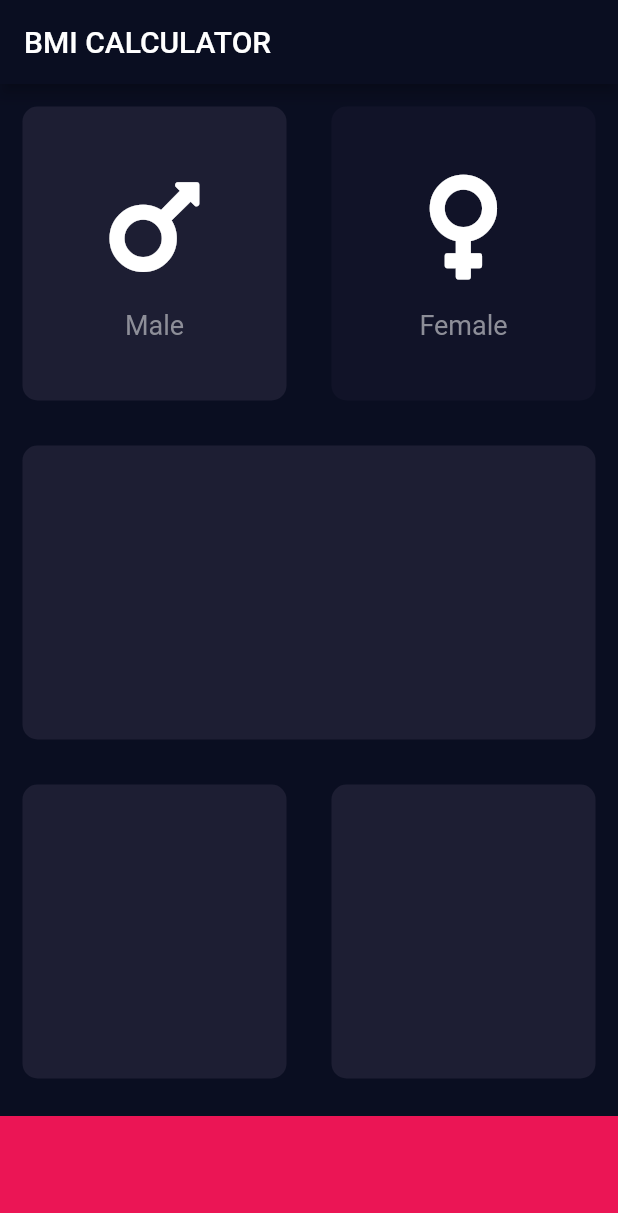
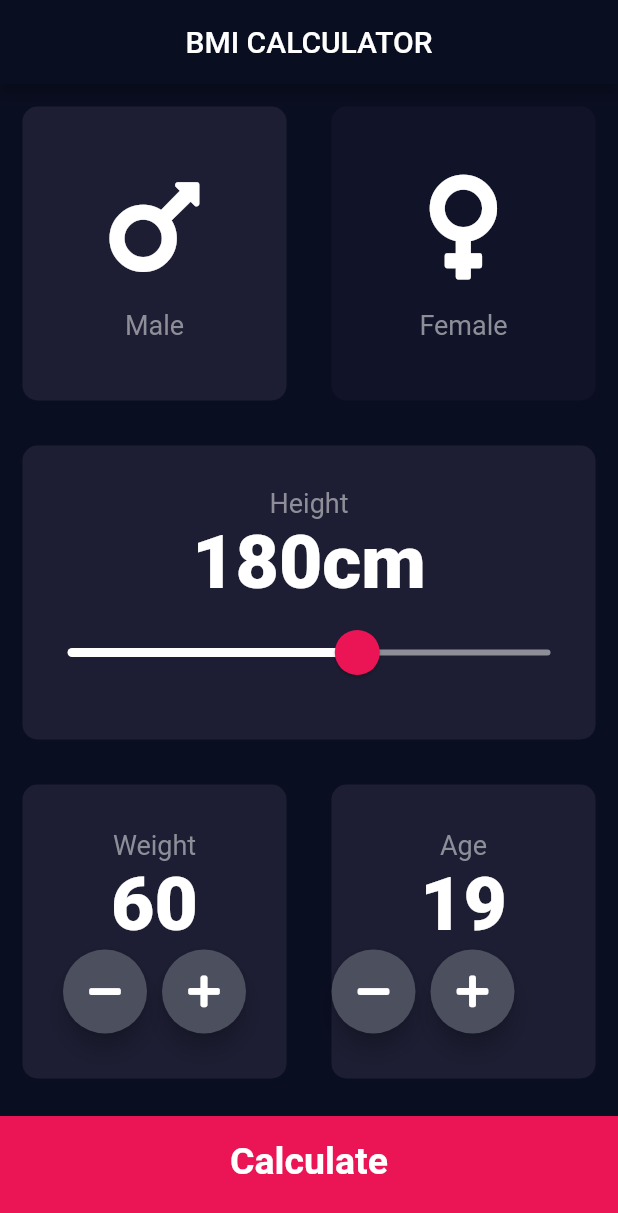
Before and after one commit to SujayDas1999/NEW-BMI, a Flutter app: the screen it shows after launch, after a tap on "Male", on a phone screen of 412 x 824 dp. Shown: the top 1213 px of the screen. Run offline on Flutter 3.47's test engine with Material 2 defaults, Android fonts, the phone set to English and light mode, and no system bars; our stand-ins replace font_awesome_flutter.

Commit message:
second commit

```diff
--- /dev/null
+++ b/lib/caculation.dart
@@ -0,0 +1,34 @@
+import 'dart:math';
+class CalculatorBrain{
+
+  CalculatorBrain({this.height,this.weight});
+
+  final int height;
+  final int weight;
+  double _bmi;
+  String calculateBMI() {
+    _bmi = weight / pow((height/100), 2);
+    return _bmi.toStringAsFixed(1);
+  }
+
+  String getResults(){
+    if(_bmi >=25) {
+      return "Overweight";
+    }else if(_bmi > 18.5){
+      return "Normal";
+    }else{
+      return "Underweight";
+    }
+  }
+
+  String getInterpretation(){
+    if(_bmi >=25) {
+      return "You have a higher normal body weight. Try to exercise more.";
+    }else if(_bmi > 18.5){
+      return "You have a normal body weight. Good job!";
+    }else{
+      return "You have a lower than normal body weight. You can eat a bit more.";
+    }
+  }
+
+}
--- /dev/null
+++ b/lib/contants.dart
@@ -0,0 +1,18 @@
+import 'package:flutter/material.dart';
+
+const labelTextStyle = TextStyle(fontSize: 18.0, color: Color(0xFF8D8E98));
+const bottomContainerHeight = 80.0;
+const activeCardColour = Color(0xFF1D1E33);
+const inactiveCardColour = Color(0xFF111328);
+const bottomContainerColour = Color(0xFFEB1555);
+const numberTextStyle = TextStyle(fontSize: 50.0, fontWeight: FontWeight.w900);
+const min = 120.0;
+const max = 220.0;
+const largeButtonTextStyle = TextStyle(fontSize: 25.0,fontWeight: FontWeight.bold);
+const titleTextStyle = TextStyle(
+  fontSize: 50.0,
+  fontWeight: FontWeight.bold,
+);
+const resultTextStyle = TextStyle(color:Color(0xFF24D876),fontSize: 22.0,fontWeight: FontWeight.bold);
+const bmiTextStyle = TextStyle(fontSize: 100.0, fontWeight: FontWeight.bold);
+const bodyTextStyle = TextStyle(fontSize: 22.0);
--- a/lib/icon_content.dart
+++ b/lib/icon_content.dart
@@ -1,8 +1,7 @@
 import 'package:flutter/material.dart';
 import 'package:font_awesome_flutter/font_awesome_flutter.dart';
+import 'contants.dart';
 
-
-const labelTextStyle = TextStyle(fontSize: 18.0, color: Color(0xFF8D8E98));
 
 class IconContent extends StatelessWidget {
   IconContent({@required this.icon, @required this.label});
--- a/lib/inputPage.dart
+++ b/lib/inputPage.dart
@@ -1,12 +1,14 @@
 import 'package:flutter/material.dart';
 import 'package:font_awesome_flutter/font_awesome_flutter.dart';
 import 'icon_content.dart';
+import 'results.dart';
 import 'reusable_card.dart';
-
-const bottomContainerHeight = 80.0;
-const activeCardColour = Color(0xFF1D1E33);
-const inactiveCardColour = Color(0xFF111328);
-const bottomContainerColour = Color(0xFFEB1555);
+import 'contants.dart';
+import 'caculation.dart';
+enum Gender {
+  male,
+  female,
+}
 
 class InputPage extends StatefulWidget {
   @override
@@ -14,71 +16,52 @@ class InputPage extends StatefulWidget {
 }
 
 class _InputPageState extends State<InputPage> {
-  Color maleCardColour = inactiveCardColour;
-  Color femaleCardColour = inactiveCardColour;
-
-  void updateColour(int gender) {
-    if (gender == 1) {
-      if (maleCardColour == inactiveCardColour) {
-        maleCardColour = activeCardColour;
-        femaleCardColour = inactiveCardColour;
-      } else {
-        maleCardColour = inactiveCardColour;
-        femaleCardColour = activeCardColour;
-      }
-    }
-
-    if (gender == 2) {
-      if (femaleCardColour == inactiveCardColour) {
-        femaleCardColour = activeCardColour;
-        maleCardColour = inactiveCardColour;
-      } else {
-        femaleCardColour = inactiveCardColour;
-        maleCardColour = activeCardColour;
-      }
-    }
-  }
-
+  Gender selectedGender;
+  int height = 180;
+  int weight = 60;
+  int age = 19;
   @override
   Widget build(BuildContext context) {
     return Scaffold(
         appBar: AppBar(
           title: Text('BMI CALCULATOR'),
+          centerTitle: true,
         ),
         body: Column(
+          crossAxisAlignment: CrossAxisAlignment.stretch,
           children: <Widget>[
             Expanded(
                 child: Row(
               children: <Widget>[
                 Expanded(
-                  child: GestureDetector(
-                    onTap: () {
+                  child: ReusableCard(
+                    onPress: () {
                       setState(() {
-                        updateColour(1);
+                        selectedGender = Gender.male;
                       });
                     },
-                    child: ReusableCard(
-                      colour: maleCardColour,
+                    colour: selectedGender == Gender.male
+                        ? activeCardColour
+                        : inactiveCardColour,
                     cardChild: IconContent(
                       icon: FontAwesomeIcons.mars,
                       label: "Male",
                     ),
                   ),
                 ),
-                ),
                 Expanded(
-                  child: GestureDetector(
-                    onTap: () {
+                  child: ReusableCard(
+                    onPress: () {
                       setState(() {
-                        updateColour(2);
+                        selectedGender = Gender.female;
                       });
                     },
-                    child: ReusableCard(
-                      colour: femaleCardColour,
+                    colour: selectedGender == Gender.female
+                        ? activeCardColour
+                        : inactiveCardColour,
                     cardChild: IconContent(
                       icon: FontAwesomeIcons.venus,
                       label: "Female",
-                      ),
                     ),
                   ),
                 ),
@@ -87,7 +70,46 @@ class _InputPageState extends State<InputPage> {
             Expanded(
               child: ReusableCard(
                   colour: activeCardColour,
+                  cardChild: Column(
+                    mainAxisAlignment: MainAxisAlignment.center,
+                    children: <Widget>[
+                      Text(
+                        'Height',
+                        style: labelTextStyle,
                       ),
+                      Row(
+                        mainAxisAlignment: MainAxisAlignment.center,
+                        crossAxisAlignment: CrossAxisAlignment.baseline,
+                        textBaseline: TextBaseline.alphabetic,
+                        children: <Widget>[
+                          Text(height.toString(), style: numberTextStyle),
+                          Text('cm', style: numberTextStyle),
+                        ],
+                      ),
+                      SliderTheme(
+                        data: SliderTheme.of(context).copyWith(
+                          activeTrackColor: Colors.white,
+                          overlayColor: Color(0x29EB1555),
+                          thumbShape:
+                              RoundSliderThumbShape(enabledThumbRadius: 15.0),
+                          overlayShape:
+                              RoundSliderOverlayShape(overlayRadius: 30.0),
+                          thumbColor: Color(0xFFEB1555),
+                        ),
+                        child: Slider(
+                          value: height.toDouble(),
+                          min: min,
+                          max: max,
+                          inactiveColor: Color(0xFF8D8E98),
+                          onChanged: (double newValue) {
+                            setState(() {
+                              height = newValue.toInt();
+                            });
+                          },
+                        ),
+                      ),
+                    ],
+                  )),
             ),
             Expanded(
                 child: Row(
@@ -95,22 +117,139 @@ class _InputPageState extends State<InputPage> {
                 Expanded(
                   child: ReusableCard(
                     colour: activeCardColour,
+                    cardChild: Column(
+                        mainAxisAlignment: MainAxisAlignment.center,
+                        children: <Widget>[
+                          Text('Weight', style: labelTextStyle),
+                          Text(
+                            weight.toString(),
+                            style: numberTextStyle,
+                          ),
+                          Row(
+                            mainAxisAlignment: MainAxisAlignment.center,
+                            children: <Widget>[
+                              RoundIconButton(
+                                icon: FontAwesomeIcons.minus,
+                                onPressed: () {
+                                  setState(() {
+                                    if (weight > 0) {
+                                      weight--;
+                                    } else {
+                                      weight + 0;
+                                    }
+                                  });
+                                },
+                              ),
+                              SizedBox(width: 10.0),
+                              RoundIconButton(
+                                icon: FontAwesomeIcons.plus,
+                                onPressed: () {
+                                  setState(() {
+                                    weight++;
+                                  });
+                                },
+                              ),
+                            ],
+                          ),
+                        ]),
                   ),
                 ),
                 Expanded(
                   child: ReusableCard(
                     colour: activeCardColour,
+                    cardChild: Column(
+                      mainAxisAlignment: MainAxisAlignment.center,
+                      children: <Widget>[
+                        Text("Age", style: labelTextStyle),
+                        Text(
+                          age.toString(),
+                          style: numberTextStyle,
+                        ),
+                        Row(
+                          children: <Widget>[
+                            RoundIconButton(
+                                icon: FontAwesomeIcons.minus,
+                                onPressed: () {
+                                  setState(() {
+                                    age > 0 ? age-- : age + 0;
+                                  });
+                                }),
+                            SizedBox(
+                              width: 10.0,
+                            ),
+                            RoundIconButton(
+                                icon: FontAwesomeIcons.plus,
+                                onPressed: () {
+                                  setState(() {
+                                    age++;
+                                  });
+                                }),
+                          ],
+                        ),
+                      ],
+                    ),
                   ),
                 ),
               ],
             )),
-            Container(
-              color: bottomContainerColour,
-              margin: EdgeInsets.only(top: 10.0),
-              width: double.infinity,
-              height: bottomContainerHeight,
+            BottomButton(
+              onTap: () {
+                CalculatorBrain calc = CalculatorBrain(height: height, weight: weight);
+                Navigator.push(context,
+                    MaterialPageRoute(builder: (context) => Results(bmiResult: calc.calculateBMI(), resultText: calc.getResults(),interpretaionText: calc.getInterpretation(),)));
+
+              },
+              buttonTitle: 'Calculate',
             ),
           ],
         ));
   }
 }
+
+class BottomButton extends StatelessWidget {
+  BottomButton({@required this.onTap, @required this.buttonTitle});
+
+  final Function onTap;
+  final String buttonTitle;
+
+  @override
+  Widget build(BuildContext context) {
+    return GestureDetector(
+      onTap: onTap,
+      child: Container(
+        color: bottomContainerColour,
+        margin: EdgeInsets.only(top: 10.0),
+        padding: EdgeInsets.only(bottom: 20.0),
+        width: double.infinity,
+        height: bottomContainerHeight,
+        child: Center(
+          child: Text(
+            buttonTitle,
+            style: largeButtonTextStyle,
+          ),
+        ),
+      ),
+    );
+  }
+}
+
+class RoundIconButton extends StatelessWidget {
+  RoundIconButton({@required this.icon, @required this.onPressed});
+  final IconData icon;
+  final Function onPressed;
+
+  @override
+  Widget build(BuildContext context) {
+    return RawMaterialButton(
+      shape: CircleBorder(),
+      fillColor: Color(0xFF4C4F5E),
+      constraints: BoxConstraints.tightFor(
+        width: 56.0,
+        height: 56.0,
+      ),
+      elevation: 6.0,
+      onPressed: onPressed,
+      child: Icon(icon),
+    );
+  }
+}
--- a/lib/main.dart
+++ b/lib/main.dart
@@ -7,6 +7,7 @@ class BMICalculator extends StatelessWidget {
   @override
   Widget build(BuildContext context) {
     return MaterialApp(
+      debugShowCheckedModeBanner: false,
       theme: ThemeData.dark().copyWith(
 
         primaryColor: Color(0xFF0A0E21),
--- a/lib/reusable_card.dart
+++ b/lib/reusable_card.dart
@@ -1,19 +1,21 @@
 import 'package:flutter/material.dart';
 
-
 class ReusableCard extends StatelessWidget {
-  ReusableCard({@required this.colour, this.cardChild});
+  ReusableCard({@required this.colour, this.cardChild, this.onPress});
   final Color colour;
   final Widget cardChild;
-
+  final Function onPress;
   @override
   Widget build(BuildContext context) {
-    return Container(
-      child: cardChild,
-      margin: EdgeInsets.all(15),
-      decoration: BoxDecoration(
-        borderRadius: BorderRadius.circular(10.0),
-        color: colour,
+    return GestureDetector(
+      onTap: onPress,
+      child: Container(
+        child: cardChild,
+        margin: EdgeInsets.all(15),
+        decoration: BoxDecoration(
+          borderRadius: BorderRadius.circular(10.0),
+          color: colour,
+        ),
       ),
     );
   }
```
Also changed, not shown: lib/results.dart (added, +53 -0 lines). Lines whose indentation alone changed are shown as unchanged.
